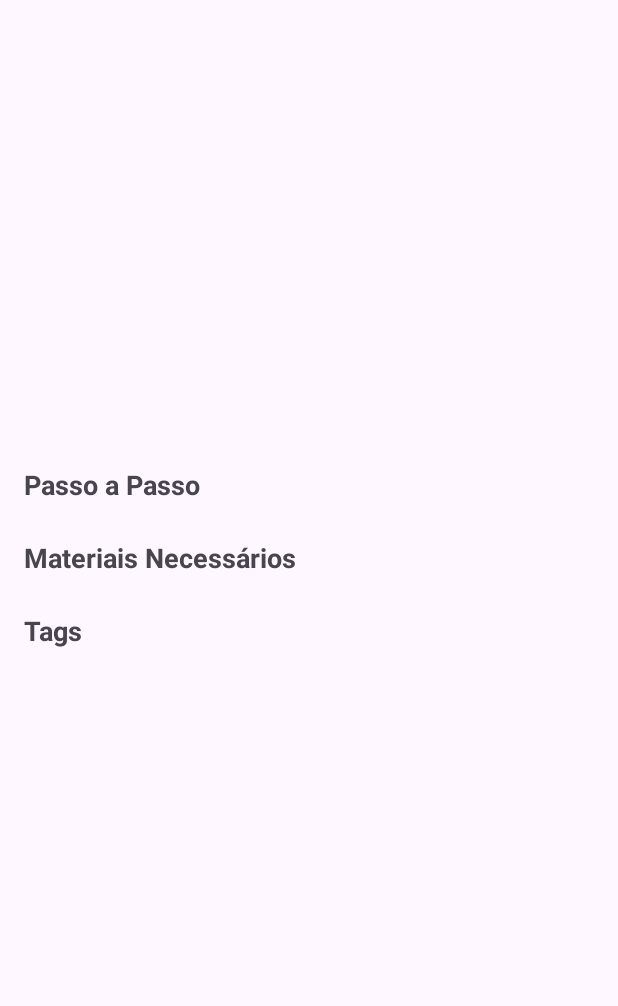
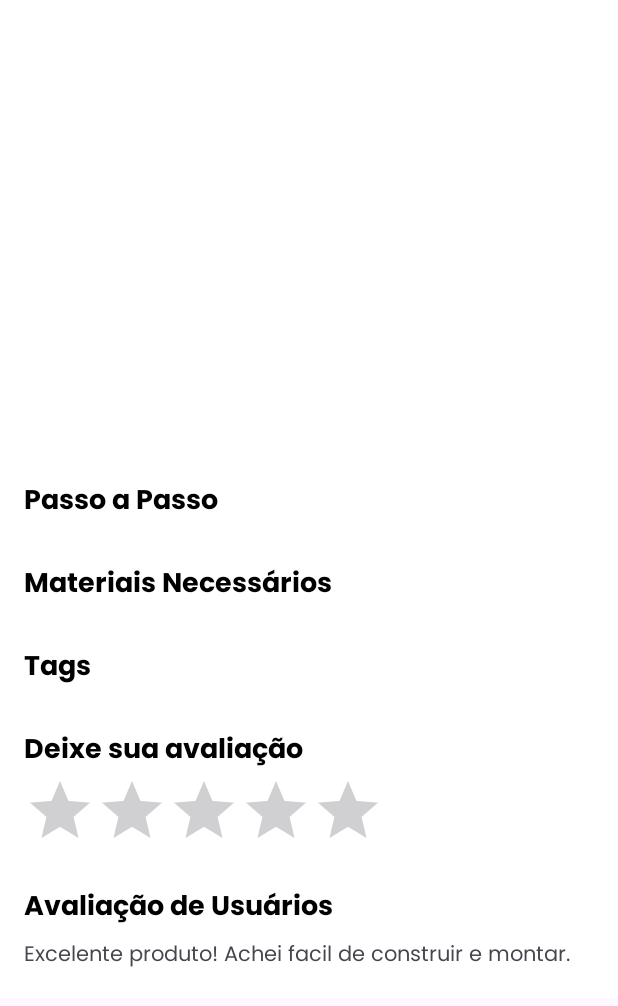
Before and after one commit to erikhsu08/lab_eng, an Android app: the ProdutoDetalhadoActivity screen opened directly, with no data from a screen before it, on a phone screen of 412 x 824 dp. Shown: the top 1006 px of the screen. Run offline under Robolectric (Android 15) with nearby library versions, the phone set to English and light mode, and no system bars.

Commit message:
add layout de avaliacoes e comentarios nos produtos

```diff
--- a/app/src/main/java/com/reciclamais/activity/ProdutoDetalhadoActivity.java
+++ b/app/src/main/java/com/reciclamais/activity/ProdutoDetalhadoActivity.java
@@ -47,26 +47,35 @@ public class ProdutoDetalhadoActivity extends AppCompatActivity {
             ArrayList<String> materiais = extras.getStringArrayList("materiais");
             ArrayList<String> tags = extras.getStringArrayList("tags");
 
+            // Define uma cor para o texto dos passos, materiais e tags
+            int textColor = getResources().getColor(R.color.black);
+
+
             if (passos != null) {
                 for (int i = 0; i < passos.size(); i++) {
                     TextView textView = new TextView(this);
                     textView.setText((i + 1) + ". " + passos.get(i));
+                    textView.setTextColor(textColor); // Define a cor do texto
                     layoutPassos.addView(textView);
                 }
             }
 
+            // Adiciona os materiais ao layoutMateriais com a cor definida
             if (materiais != null) {
                 for (String material : materiais) {
                     TextView textView = new TextView(this);
                     textView.setText("• " + material);
+                    textView.setTextColor(textColor); // Define a cor do texto
                     layoutMateriais.addView(textView);
                 }
             }
 
+            // Adiciona as tags ao layoutTags com a cor definida
             if (tags != null) {
                 for (String tag : tags) {
                     TextView textView = new TextView(this);
                     textView.setText("#" + tag + " ");
+                    textView.setTextColor(textColor); // Define a cor do texto
                     textView.setPadding(0, 0, 10, 0);  // Adiciona um pequeno espaçamento à direita
                     layoutTags.addView(textView);
                 }
--- a/app/src/main/res/layout/produto_detalhado.xml
+++ b/app/src/main/res/layout/produto_detalhado.xml
@@ -1,9 +1,13 @@
 <!-- activity_produto_detalhado.xml -->
-<LinearLayout xmlns:android="http://schemas.android.com/apk/res/android"
+<ScrollView xmlns:android="http://schemas.android.com/apk/res/android"
     android:layout_width="match_parent"
-    android:layout_height="match_parent"
-    xmlns:app="http://schemas.android.com/apk/res-auto"
+    android:layout_height="match_parent">
+
+    <LinearLayout
+        android:layout_width="match_parent"
+        android:layout_height="wrap_content"
         android:orientation="vertical"
+        android:background="@color/white"
         android:padding="16dp">
 
         <ImageView
@@ -17,8 +21,9 @@
             android:layout_width="wrap_content"
             android:layout_height="wrap_content"
             android:textSize="24sp"
+            android:textColor="@color/principal"
             android:paddingTop="16dp"
-        android:textStyle="bold" />
+            android:fontFamily="@font/poppins_bold" />
 
         <TextView
             android:id="@+id/produtoDescricao"
@@ -32,9 +37,10 @@
             android:layout_width="wrap_content"
             android:layout_height="wrap_content"
             android:text="Passo a Passo"
+            android:textColor="@color/black"
             android:textSize="18sp"
             android:paddingTop="16dp"
-        android:textStyle="bold" />
+            android:fontFamily="@font/poppins_bold" />
 
         <!-- Lista de Passos -->
         <LinearLayout
@@ -50,8 +56,9 @@
             android:layout_height="wrap_content"
             android:text="Materiais Necessários"
             android:textSize="18sp"
+            android:textColor="@color/black"
             android:paddingTop="16dp"
-        android:textStyle="bold" />
+            android:fontFamily="@font/poppins_bold" />
 
         <!-- Lista de Materiais -->
         <LinearLayout
@@ -66,9 +73,10 @@
             android:layout_width="wrap_content"
             android:layout_height="wrap_content"
             android:text="Tags"
+            android:textColor="@color/black"
             android:textSize="18sp"
             android:paddingTop="16dp"
-        android:textStyle="bold" />
+            android:fontFamily="@font/poppins_bold" />
 
         <!-- Lista de Tags -->
         <LinearLayout
@@ -78,4 +86,47 @@
             android:orientation="horizontal"
             android:paddingTop="8dp" />
 
+        <!-- Seção de Avaliações -->
+        <TextView
+            android:layout_width="wrap_content"
+            android:layout_height="wrap_content"
+            android:text="Deixe sua avaliação"
+            android:textColor="@color/black"
+            android:textSize="18sp"
+            android:paddingTop="16dp"
+            android:fontFamily="@font/poppins_bold" />
+
+        <!-- RatingBar para Avaliação -->
+        <RatingBar
+            android:id="@+id/produtoRating"
+            android:layout_width="wrap_content"
+            android:layout_height="wrap_content"
+            android:numStars="5"
+            android:stepSize="1"
+            android:rating="0"
+            android:isIndicator="false"
+            />
+
+        <!-- Campo de Comentarios -->
+        <TextView
+            android:id="@+id/comentarioTitulo"
+            android:layout_width="wrap_content"
+            android:layout_height="wrap_content"
+            android:text="Avaliação de Usuários"
+            android:textSize="18sp"
+            android:textColor="@color/black"
+            android:paddingTop="16dp"
+            android:fontFamily="@font/poppins_bold" />
+
+        <!-- Exemplo de Comentário -->
+        <TextView
+            android:id="@+id/comentarioTexto"
+            android:layout_width="wrap_content"
+            android:layout_height="wrap_content"
+            android:text="Excelente produto! Achei facil de construir e montar."
+            android:textSize="14sp"
+            android:paddingTop="4dp"
+            android:fontFamily="@font/poppins" />
+
     </LinearLayout>
+</ScrollView>
--- a/app/src/main/res/values/themes.xml
+++ b/app/src/main/res/values/themes.xml
@@ -8,6 +8,7 @@
     <style name="Theme.ReciclaMais" parent="Base.Theme.ReciclaMais">
         <item name="colorPrimary">@color/principal</item>
         <item name="bottomNavigationStyle">@style/Widget.App.BottomNavigationView</item>
+        <item name="colorAccent">@color/principal</item>
     </style>
 
     <style name="roundedImageView">
```
Lines whose indentation alone changed are shown as unchanged.
